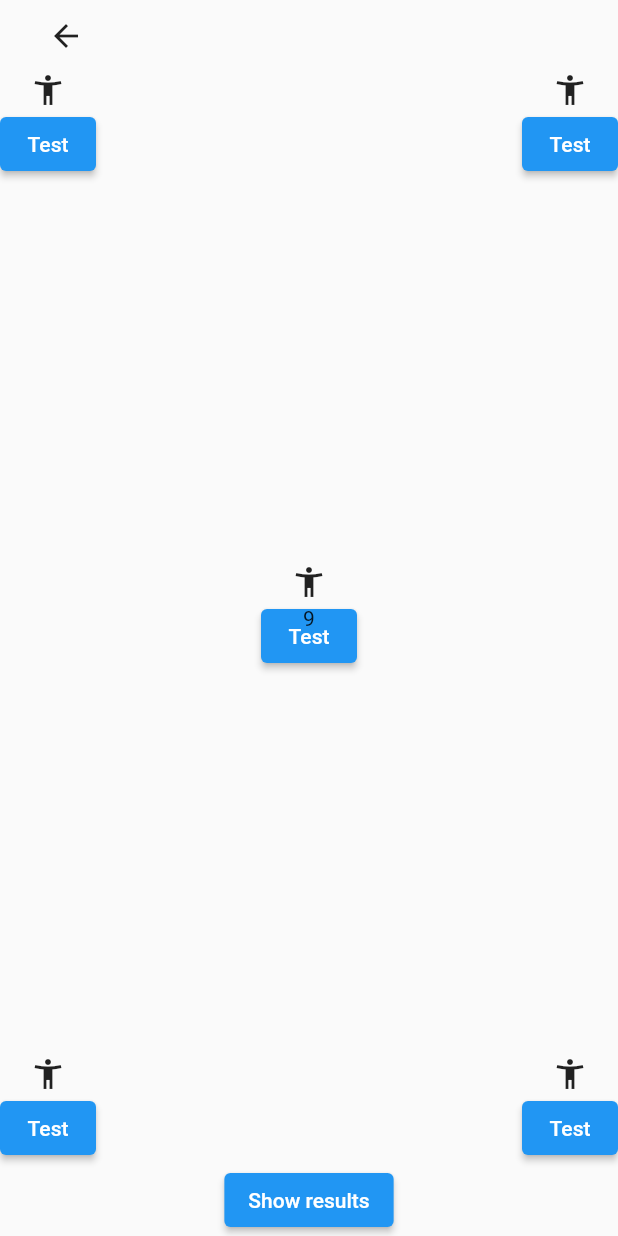
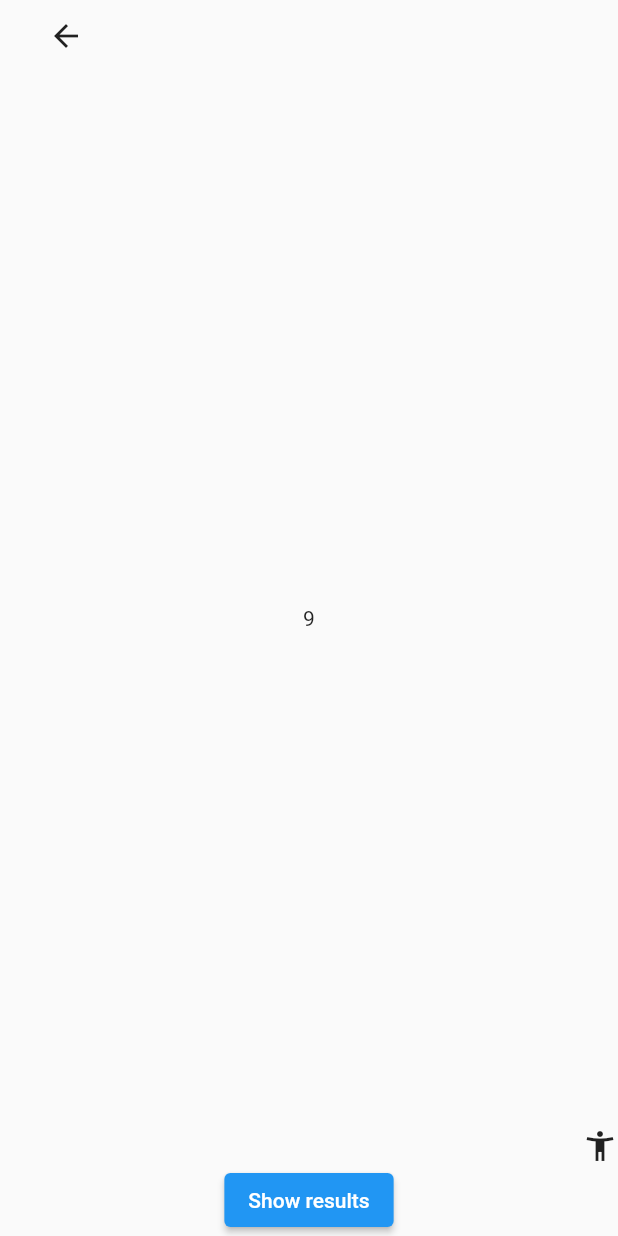
Before and after one commit to overdoz/gaze_and_touch, a Flutter app: the screen it shows after launch, after a tap on "Accuracy", on a phone screen of 412 x 824 dp. Run offline on Flutter 3.47's test engine with Material 2 defaults, Android fonts, the phone set to English and light mode, and no system bars.

Commit message:
show targets with timer

```diff
--- /dev/null
+++ b/lib/models/accuracy_model.dart
@@ -0,0 +1,11 @@
+import 'package:flutter/cupertino.dart';
+
+class AccuracyTarget {
+  final Offset position;
+  final Offset recordedPos;
+  final Size size;
+  GlobalKey key;
+  double opacity;
+
+  AccuracyTarget(this.position, this.recordedPos, this.size, this.opacity);
+}
--- a/lib/screens/accuracy_screen.dart
+++ b/lib/screens/accuracy_screen.dart
@@ -1,6 +1,7 @@
 import 'dart:async';
 
 import 'package:flutter/material.dart';
+import 'package:gazeAndTouch/models/accuracy_model.dart';
 import 'package:gazeAndTouch/utils/math.dart';
 import 'package:gazeAndTouch/utils/widget_details.dart';
 import 'dart:ui';
@@ -52,6 +53,18 @@ class _AccuracyScreenState extends State<AccuracyScreen> {
   Offset centerIcon = Offset.zero;
   Size centerIconSize;
 
+  List<AccuracyTarget> targets = [
+    AccuracyTarget(Offset.zero, Offset.zero, Size.zero, 0),
+    AccuracyTarget(Offset.zero, Offset.zero, Size.zero, 0),
+    AccuracyTarget(Offset.zero, Offset.zero, Size.zero, 0),
+    AccuracyTarget(Offset.zero, Offset.zero, Size.zero, 0),
+    AccuracyTarget(Offset.zero, Offset.zero, Size.zero, 0),
+  ];
+
+  initTargets() {
+
+  }
+
   /// listens to incoming gaze data
   GazeReceiver _gazeInput;
 
@@ -64,6 +77,31 @@ class _AccuracyScreenState extends State<AccuracyScreen> {
 
   Timer _timer;
   int _start = 10;
+
+  void startTest(int counter) {
+    if (counter == 0) return;
+    _start = 10;
+    setState(() {
+      targets[counter-1].opacity = 1;
+    });
+    const oneSec = const Duration(seconds: 1);
+    _timer = new Timer.periodic(
+      oneSec,
+          (Timer timer) {
+        if (_start == 0) {
+          setState(() {
+            timer.cancel();
+            targets[counter-1].opacity = 0;
+            startTest(counter-1);
+          });
+        } else {
+          setState(() {
+            _start--;
+          });
+        }
+      },
+    );
+  }
 
   void startTimer() {
     print("Start timer");
@@ -93,7 +131,7 @@ class _AccuracyScreenState extends State<AccuracyScreen> {
   void initState() {
     super.initState();
     print("init State");
-    startTimer();
+    startTest(5);
   }
 
   // Future<Widget> setupTest() async {}
@@ -147,40 +185,18 @@ class _AccuracyScreenState extends State<AccuracyScreen> {
                             mainAxisAlignment: MainAxisAlignment.spaceBetween,
                             children: [
                               /// Top Left
-                              Column(
-                                children: [
-                                  Icon(
-                                    Icons.accessibility_new,
-                                    key: _topLeftKey,
-                                  ),
-                                  ElevatedButton(
-                                    onPressed: () {
-                                      setState(() {
-                                        topLeft = calcMeanPoint(_offsets);
-                                        topLeftIcon = getWidgetPosition(_topLeftKey);
-                                        topLeftIconSize = getWidgetSize(_topLeftKey);
-                                      });
-                                    },
-                                    child: Text("Test"),
-                                  ),
-                                ],
+                              Opacity(
+                                opacity: targets[0].opacity,
+                                child: Icon(
+                                  Icons.accessibility_new,
+                                  key: _topLeftKey,
+                                ),
                               ),
 
                               /// Top Right
-                              Column(
-                                children: [
-                                  Icon(Icons.accessibility_new, key: _topRightKey),
-                                  ElevatedButton(
-                                    onPressed: () {
-                                      setState(() {
-                                        topRight = calcMeanPoint(_offsets);
-                                        topRightIcon = getWidgetPosition(_topRightKey);
-                                        topRightIconSize = getWidgetSize(_topRightKey);
-                                      });
-                                    },
-                                    child: Text("Test"),
-                                  ),
-                                ],
+                              Opacity(
+                                opacity: targets[1].opacity,
+                                child: Icon(Icons.accessibility_new, key: _topRightKey),
                               ),
                             ],
                           ),
@@ -189,20 +205,9 @@ class _AccuracyScreenState extends State<AccuracyScreen> {
                             mainAxisAlignment: MainAxisAlignment.center,
                             children: [
                               /// Middle
-                              Column(
-                                children: [
-                                  Icon(Icons.accessibility_new, key: _centerKey),
-                                  ElevatedButton(
-                                    onPressed: () {
-                                      setState(() {
-                                        center = calcMeanPoint(_offsets);
-                                        centerIcon = getWidgetPosition(_centerKey);
-                                        centerIconSize = getWidgetSize(_centerKey);
-                                      });
-                                    },
-                                    child: Text("Test"),
-                                  ),
-                                ],
+                              Opacity(
+                                opacity: targets[2].opacity,
+                                child: Icon(Icons.accessibility_new, key: _centerKey),
                               ),
                             ],
                           ),
@@ -211,37 +216,15 @@ class _AccuracyScreenState extends State<AccuracyScreen> {
                             mainAxisAlignment: MainAxisAlignment.spaceBetween,
                             children: [
                               /// Bottom Left
-                              Column(
-                                children: [
-                                  Icon(Icons.accessibility_new, key: _bottomLeftKey),
-                                  ElevatedButton(
-                                    onPressed: () {
-                                      setState(() {
-                                        bottomLeft = calcMeanPoint(_offsets);
-                                        bottomLeftIcon = getWidgetPosition(_bottomLeftKey);
-                                        bottomLeftIconSize = getWidgetSize(_bottomLeftKey);
-                                      });
-                                    },
-                                    child: Text("Test"),
-                                  ),
-                                ],
+                              Opacity(
+                                opacity: targets[3].opacity,
+                                child: Icon(Icons.accessibility_new, key: _bottomLeftKey),
                               ),
 
-                              /// Bottom Right
-                              Column(
-                                children: [
-                                  Icon(Icons.accessibility_new, key: _bottomRightKey),
-                                  ElevatedButton(
-                                    onPressed: () {
-                                      setState(() {
-                                        bottomRight = calcMeanPoint(_offsets);
-                                        bottomRightIcon = getWidgetPosition(_bottomRightKey);
-                                        bottomRightIconSize = getWidgetSize(_bottomRightKey);
-                                      });
-                                    },
-                                    child: Text("Test"),
-                                  ),
-                                ],
+                              /// Bottom Rights
+                              Opacity(
+                                opacity: targets[4].opacity,
+                                child: Icon(Icons.accessibility_new, key: _bottomRightKey),
                               ),
                             ],
                           ),
```
